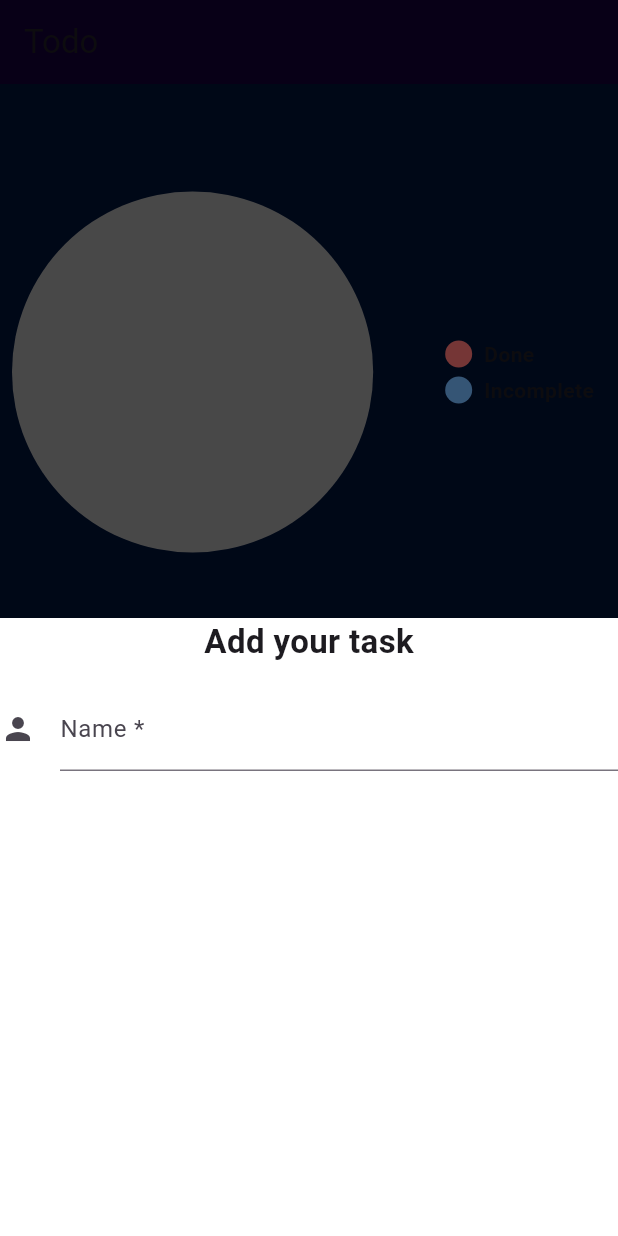
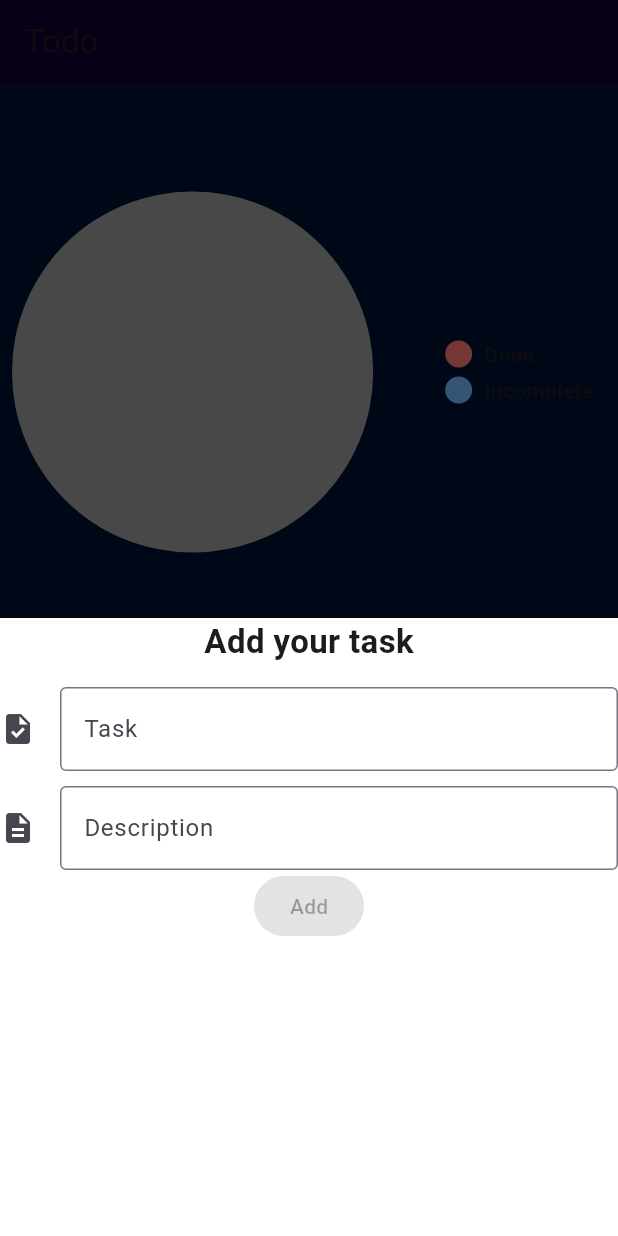
Before and after one commit to abshwabu/flutter-front-end-for-todo-app, a Flutter app: the screen it shows after launch, after a tap on the "add" icon, on a phone screen of 412 x 824 dp. Run offline on Flutter 3.47's test engine with Material 3 defaults, Android fonts, the phone set to English and light mode, and no system bars; drawn by our look-alikes of pie_chart; our stand-ins replace gap; network calls fail.

Commit message:
text field

```diff
--- a/lib/pages/homepage.dart
+++ b/lib/pages/homepage.dart
@@ -124,9 +124,10 @@ class _HomePageState extends State<HomePage> {
                         Gap(15),
                         TextFormField(
                           decoration: const InputDecoration(
-                            icon: Icon(Icons.person),
-                            hintText: 'What do people call you?',
-                            labelText: 'Name *',
+                            border: OutlineInputBorder(),
+                            icon: Icon(Icons.task),
+                            hintText: 'Enter the task',
+                            labelText: 'Task',
                           ),
                           onSaved: (String? value) {
                             // This optional block of code can be used to run
@@ -136,6 +137,23 @@ class _HomePageState extends State<HomePage> {
                             return (value != null && value.contains('@')) ? 'Do not use the @ char.' : null;
                           },
                         ),
+                        Gap(10),
+                        TextFormField(
+                          decoration: const InputDecoration(
+                            border: OutlineInputBorder(),
+                            icon: Icon(Icons.description),
+                            hintText: 'Describe your task',
+                            labelText: 'Description',
+                          ),
+                          onSaved: (String? value) {
+                            // This optional block of code can be used to run
+                            // code when the user saves the form.
+                          },
+                          validator: (String? value) {
+                            return (value != null && value.contains('@')) ? 'Do not use the @ char.' : null;
+                          },
+                        ),
+                        ElevatedButton(onPressed: null, child: Text('Add'))
                       ],
                     )
                 ),
```
